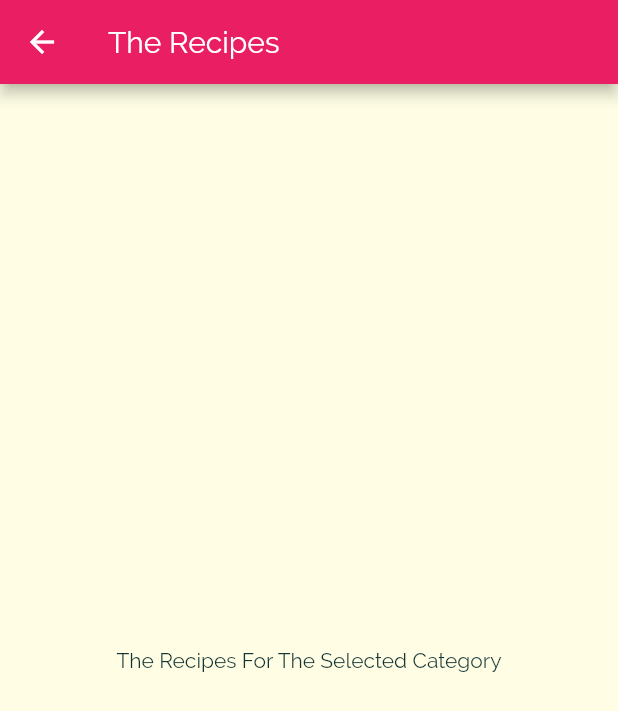
After one commit to joneldominic/uc_meals_app, a Flutter app: the screen it shows after launch, after a tap on "Italian", on a phone screen of 412 x 824 dp. The commit adds this screen. Shown: the top 711 px of the screen. Run offline on Flutter 3.47's test engine with Material 2 defaults, Android fonts, the phone set to English and light mode, and no system bars.

Commit message:
159. Navigating to a New Page

```diff
--- /dev/null
+++ b/lib/screens/category_meals_screen.dart
@@ -0,0 +1,17 @@
+import 'package:flutter/material.dart';
+
+class CategoriesMealsScreen extends StatelessWidget {
+  @override
+  Widget build(BuildContext context) {
+    return Scaffold(
+      appBar: AppBar(
+        title: Text('The Recipes'),
+      ),
+      body: Center(
+        child: Text(
+          'The Recipes For The Selected Category',
+        ),
+      ),
+    );
+  }
+}
--- a/lib/widgets/category_item.dart
+++ b/lib/widgets/category_item.dart
@@ -1,4 +1,6 @@
 import 'package:flutter/material.dart';
+
+import 'package:meals_app/screens/category_meals_screen.dart';
 
 class CategoryItem extends StatelessWidget {
   final String title;
@@ -6,9 +8,21 @@ class CategoryItem extends StatelessWidget {
 
   CategoryItem(this.title, this.color);
 
+  void _selectCategory(BuildContext context) {
+    Navigator.of(context).push(
+      MaterialPageRoute(
+        builder: (_) => CategoriesMealsScreen(),
+      ),
+    );
+  }
+
   @override
   Widget build(BuildContext context) {
-    return Container(
+    return InkWell(
+      onTap: () => _selectCategory(context),
+      splashColor: Theme.of(context).primaryColor,
+      borderRadius: BorderRadius.circular(15),
+      child: Container(
         padding: const EdgeInsets.all(15),
         child: Text(
           title,
@@ -24,6 +38,7 @@ class CategoryItem extends StatelessWidget {
               end: Alignment.bottomRight,
             ),
             borderRadius: BorderRadius.circular(15)),
+      ),
     );
   }
 }
```
Lines whose indentation alone changed are shown as unchanged.
